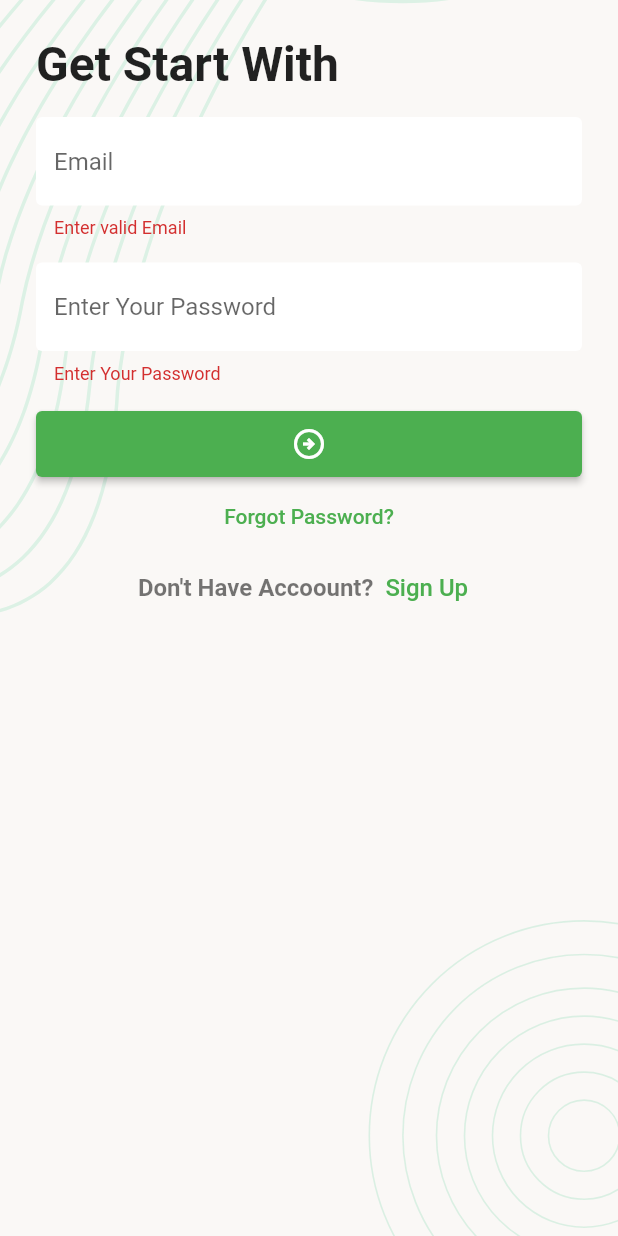
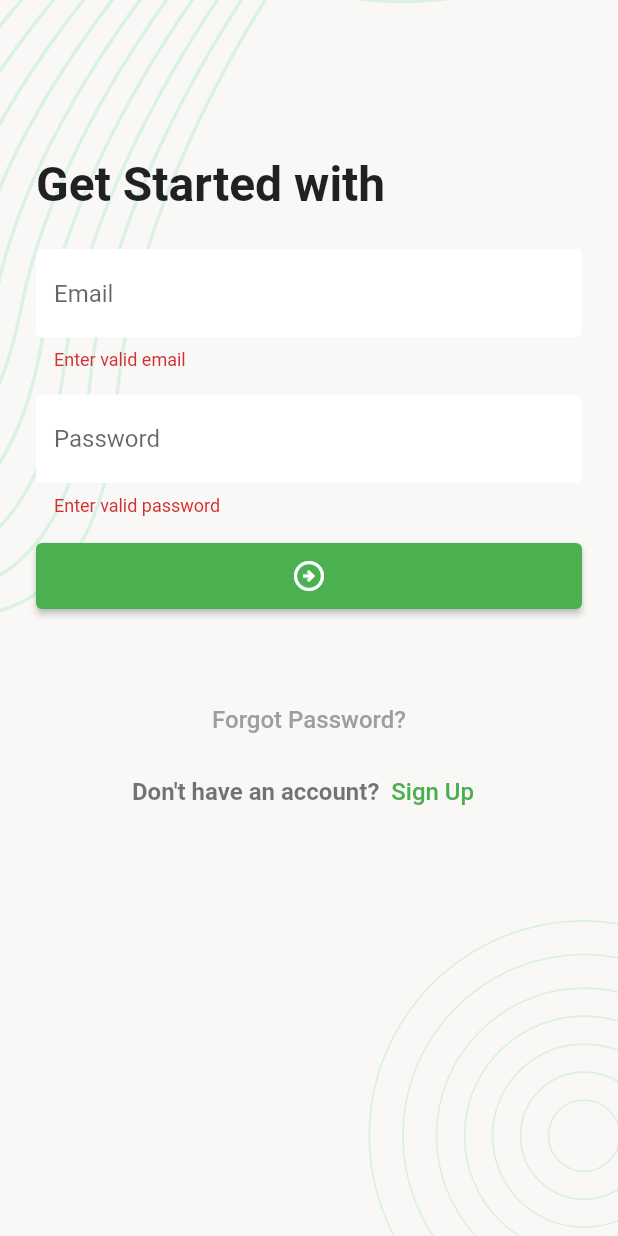
Before and after one commit to zihadsikder/task_manager, a Flutter app: the screen it shows after launch, after a tap on the "arrow circle right" icon, on a phone screen of 412 x 824 dp. Run offline on Flutter 3.47's test engine with Material 2 defaults, Android fonts, the phone set to English and light mode, and no system bars; our stand-ins replace flutter_svg, pin_code_fields, shared_preferences; accounts and stored records are empty.

Commit message:
Task Manager project with API call update with user registration and login

```diff
--- a/lib/data/utility/urls.dart
+++ b/lib/data/utility/urls.dart
@@ -1,6 +1,5 @@
-class Urls{
-  static final String _baseUrl ='https://task.teamrabbil.com/api/v1';
-  static final String registration ='$_baseUrl/registration';
-  static final String login ='$_baseUrl/login';
-
+class Urls {
+  static const String _baseUrl = 'https://task.teamrabbil.com/api/v1';
+  static const String registration = '$_baseUrl/registration';
+  static const String login = '$_baseUrl/login';
 }
--- a/lib/screens/login_screen.dart
+++ b/lib/screens/login_screen.dart
@@ -1,5 +1,4 @@
 import 'package:flutter/material.dart';
-import 'package:shared_preferences/shared_preferences.dart';
 import 'package:task_manager/data/network_caller.dart';
 import 'package:task_manager/data/network_response.dart';
 import 'package:task_manager/screens/forgot_password_screen.dart';
@@ -38,72 +37,88 @@ class _LoginScreenState extends State<LoginScreen> {
                 child: Column(
                   crossAxisAlignment: CrossAxisAlignment.start,
                   children: [
+                    const SizedBox(
+                      height: 80,
+                    ),
                     Text(
-                    'Get Start With',
+                      'Get Started with',
                       style: Theme.of(context).textTheme.titleLarge,
                     ),
-                  SizedBox(
-                    height: 16,
+                    const SizedBox(
+                      height: 24,
                     ),
                     TextFormField(
+                      controller: _emailTEController,
                       keyboardType: TextInputType.emailAddress,
-                    controller: _emailTEController,
-                    decoration: InputDecoration(hintText: 'Email'),
+                      decoration: const InputDecoration(
+                        hintText: 'Email',
+                      ),
                       validator: (String? value) {
                         if (value?.trim().isEmpty ?? true) {
-                        return 'Enter valid Email';
+                          return 'Enter valid email';
                         }
                         return null;
                       },
                     ),
-
-                  SizedBox(
+                    const SizedBox(
                       height: 16,
                     ),
                     TextFormField(
                       controller: _passwordTEController,
                       obscureText: true,
-                    decoration: InputDecoration(
-                        hintText: 'Enter Your Password'),
+                      decoration: const InputDecoration(
+                        hintText: 'Password',
+                      ),
                       validator: (String? value) {
                         if (value?.isEmpty ?? true) {
-                        return 'Enter Your Password';
+                          return 'Enter valid password';
                         }
                         return null;
                       },
                     ),
-                  SizedBox(
+                    const SizedBox(
                       height: 16,
                     ),
                     SizedBox(
                       width: double.infinity,
-
                       child: Visibility(
                         visible: _loginInProgress == false,
+                        replacement: const Center(
+                          child: CircularProgressIndicator(),
+                        ),
                         child: ElevatedButton(
                           onPressed: login,
-                            child: Icon(Icons.arrow_circle_right_outlined)),
-                      )),
+                          child: const Icon(Icons.arrow_circle_right_outlined),
+                        ),
+                      ),
+                    ),
+                    const SizedBox(
+                      height: 48,
+                    ),
                     Center(
                       child: TextButton(
                         onPressed: () {
                           Navigator.push(
                             context,
                             MaterialPageRoute(
-                                  builder: (context) => ForgotPasswordScreen()));
+                              builder: (context) => const ForgotPasswordScreen(),
+                            ),
+                          );
                         },
-                        child: Text('Forgot Password?')),
+                        child: const Text(
+                          'Forgot Password?',
+                          style: TextStyle(color: Colors.grey, fontSize: 16),
+                        ),
+                      ),
                     ),
                     Row(
                       mainAxisAlignment: MainAxisAlignment.center,
                       children: [
-                      Text(
-                        "Don't Have Accoount?",
-                        style: TextStyle(
+                        const Text("Don't have an account?", style: TextStyle(
                             fontSize: 16,
                             fontWeight: FontWeight.w600,
-                            color: Colors.black54),
-                      ),
+                            color: Colors.black54
+                        ),),
                         TextButton(
                           onPressed: () {
                             Navigator.push(
@@ -113,10 +128,11 @@ class _LoginScreenState extends State<LoginScreen> {
                               ),
                             );
                           },
-                          child: Text(
+                          child: const Text(
                             'Sign Up',
                             style: TextStyle(fontSize: 16),
-                          ))
+                          ),
+                        ),
                       ],
                     )
                   ],
@@ -125,8 +141,10 @@ class _LoginScreenState extends State<LoginScreen> {
             ),
           ),
         ),
-    ));
+      ),
+    );
   }
+
   Future<void> login() async {
     if (!_formKey.currentState!.validate()) {
       return;
@@ -144,8 +162,8 @@ class _LoginScreenState extends State<LoginScreen> {
       setState(() {});
     }
     if (response.isSuccess) {
-      // await AuthController.saveUserInformation(
-      //     response.jsonResponse['token'], UserModel.fromJson(response.jsonResponse['data']));
+      await AuthController.saveUserInformation(
+          response.jsonResponse?['token'], UserModel.fromJson(response.jsonResponse?['data']));
       if (mounted) {
         Navigator.push(context,
             MaterialPageRoute(builder: (context) => const MainBottomNavScreen()));
```
Also changed, not shown: lib/data/network_caller.dart (+14 -13 lines), lib/screens/sign_up_screen.dart (+48 -32 lines), lib/screens/splash_screen.dart (+5 -5 lines). Lines whose indentation alone changed are shown as unchanged.
